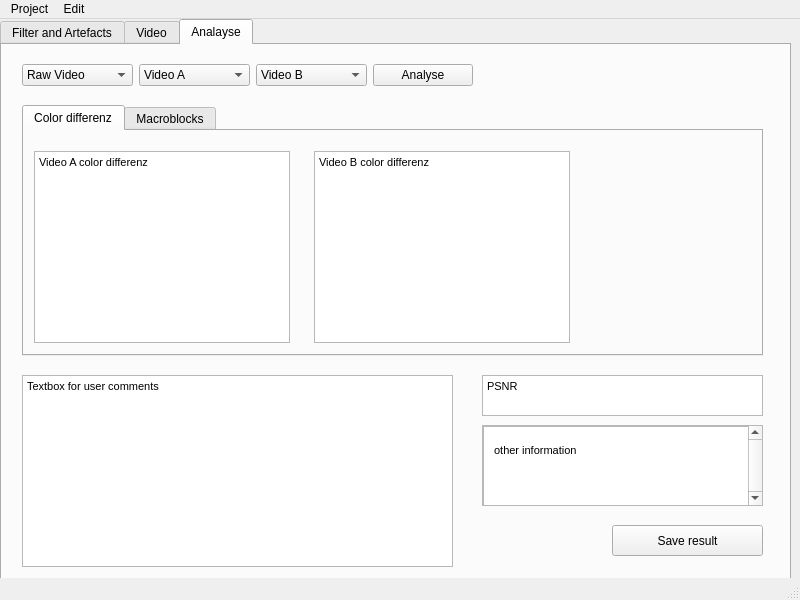
SuppenGeist/pse-ws1516-videoencoder-ta, file Pflichtenheft/GUI_Entwurf_2/GUI.ui: the form before one commit.
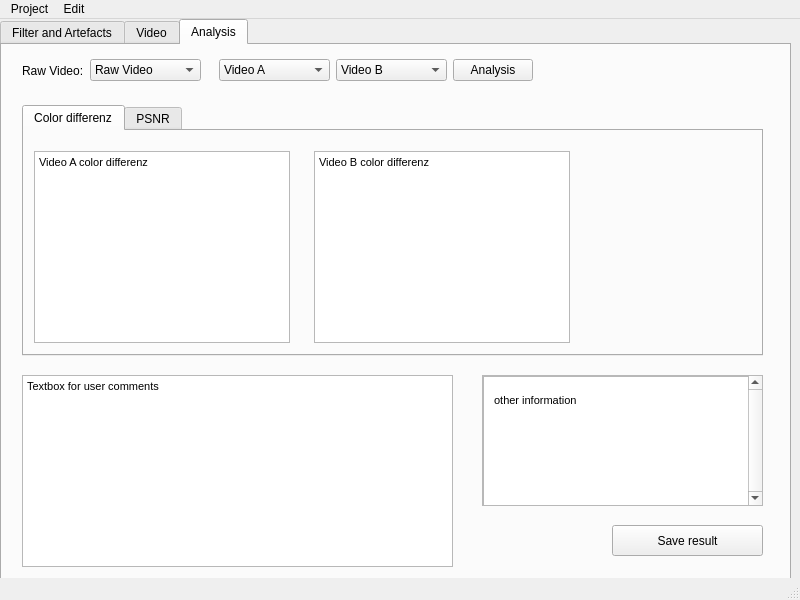
The form after the commit. The open tabs and pages were chosen to show the change. Icons and pictures are not drawn.

Commit message: changed location of metablock analysis to video page

What changed in the file:
```diff
--- a/Pflichtenheft/GUI_Entwurf_2/GUI.ui
+++ b/Pflichtenheft/GUI_Entwurf_2/GUI.ui
@@ -498,7 +498,7 @@
     </widget>
     <widget class="QWidget" name="tab">
      <attribute name="title">
-      <string>Analayse</string>
+      <string>Analysis</string>
      </attribute>
      <widget class="QTextBrowser" name="textBrowser">
       <property name="geometry">
@@ -518,24 +518,6 @@
 &lt;p style=&quot;-qt-paragraph-type:empty; margin-top:0px; margin-bottom:0px; margin-left:0px; margin-right:0px; -qt-block-indent:0; text-indent:0px;&quot;&gt;&lt;br /&gt;&lt;/p&gt;&lt;/body&gt;&lt;/html&gt;</string>
       </property>
      </widget>
-     <widget class="QTextBrowser" name="textBrowser_2">
-      <property name="geometry">
-       <rect>
-        <x>480</x>
-        <y>330</y>
-        <width>281</width>
-        <height>41</height>
-       </rect>
-      </property>
-      <property name="html">
-       <string>&lt;!DOCTYPE HTML PUBLIC &quot;-//W3C//DTD HTML 4.0//EN&quot; &quot;http://www.w3.org/TR/REC-html40/strict.dtd&quot;&gt;
-&lt;html&gt;&lt;head&gt;&lt;meta name=&quot;qrichtext&quot; content=&quot;1&quot; /&gt;&lt;style type=&quot;text/css&quot;&gt;
-p, li { white-space: pre-wrap; }
-&lt;/style&gt;&lt;/head&gt;&lt;body style=&quot; font-family:'MS Shell Dlg 2'; font-size:8.25pt; font-weight:400; font-style:normal;&quot;&gt;
-&lt;p style=&quot; margin-top:0px; margin-bottom:0px; margin-left:0px; margin-right:0px; -qt-block-indent:0; text-indent:0px;&quot;&gt;PSNR&lt;/p&gt;
-&lt;p style=&quot;-qt-paragraph-type:empty; margin-top:0px; margin-bottom:0px; margin-left:0px; margin-right:0px; -qt-block-indent:0; text-indent:0px;&quot;&gt;&lt;br /&gt;&lt;/p&gt;&lt;/body&gt;&lt;/html&gt;</string>
-      </property>
-     </widget>
      <widget class="QPushButton" name="pushButton_20">
       <property name="geometry">
        <rect>
@@ -604,7 +586,7 @@
       </widget>
       <widget class="QWidget" name="tab_6">
        <attribute name="title">
-        <string>Macroblocks</string>
+        <string>PSNR</string>
        </attribute>
       </widget>
      </widget>
@@ -612,9 +594,9 @@
       <property name="geometry">
        <rect>
         <x>480</x>
-        <y>380</y>
+        <y>330</y>
         <width>281</width>
-        <height>81</height>
+        <height>131</height>
        </rect>
       </property>
       <property name="verticalScrollBarPolicy">
@@ -632,7 +614,7 @@
          <x>0</x>
          <y>0</y>
          <width>262</width>
-         <height>79</height>
+         <height>129</height>
         </rect>
        </property>
        <widget class="QTextBrowser" name="textBrowser_3">
@@ -660,12 +642,19 @@
       <property name="geometry">
        <rect>
         <x>20</x>
-        <y>10</y>
-        <width>451</width>
-        <height>41</height>
+        <y>0</y>
+        <width>511</width>
+        <height>51</height>
        </rect>
       </property>
       <layout class="QHBoxLayout" name="horizontalLayout_3">
+       <item>
+        <widget class="QLabel" name="label_4">
+         <property name="text">
+          <string>Raw Video:</string>
+         </property>
+        </widget>
+       </item>
        <item>
         <widget class="QComboBox" name="comboBox_4">
          <item>
@@ -685,6 +674,19 @@
          </item>
         </widget>
        </item>
+       <item>
+        <spacer name="horizontalSpacer_3">
+         <property name="orientation">
+          <enum>Qt::Horizontal</enum>
+         </property>
+         <property name="sizeHint" stdset="0">
+          <size>
+           <width>40</width>
+           <height>20</height>
+          </size>
+         </property>
+        </spacer>
+       </item>
        <item>
         <widget class="QComboBox" name="comboBox_2">
          <item>
@@ -721,7 +723,7 @@
        <item>
         <widget class="QPushButton" name="pushButton_19">
          <property name="text">
-          <string>Analyse</string>
+          <string>Analysis</string>
          </property>
         </widget>
        </item>
```
Left out of the diff: 6 changed lines with no effect on the pictures.
